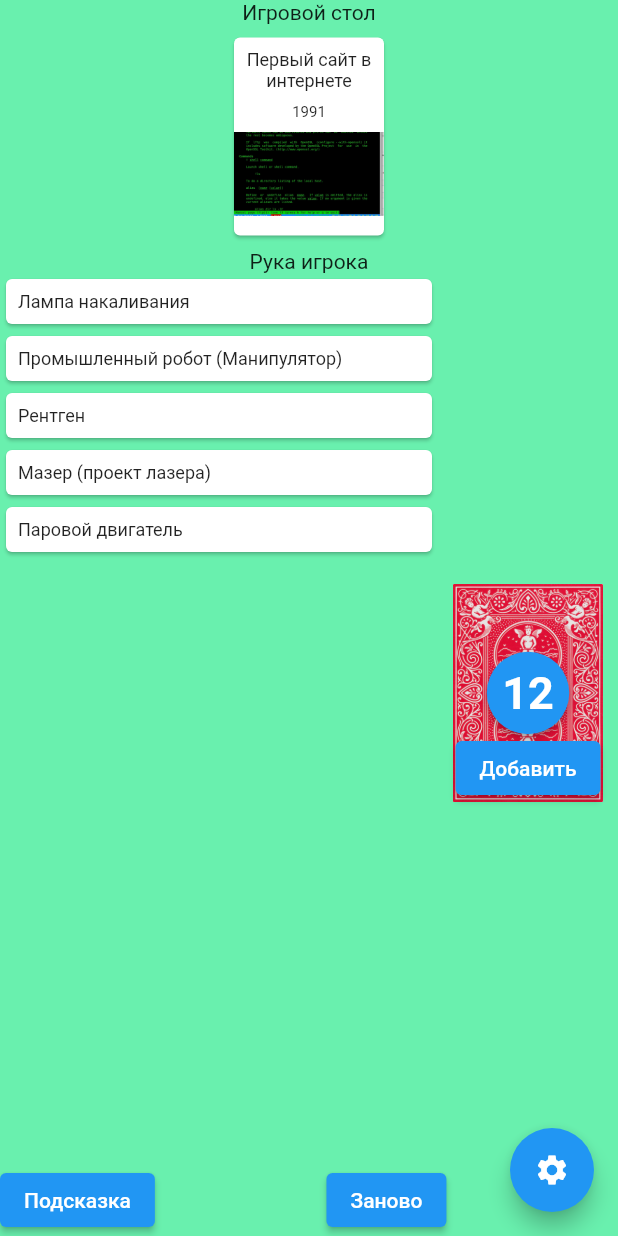
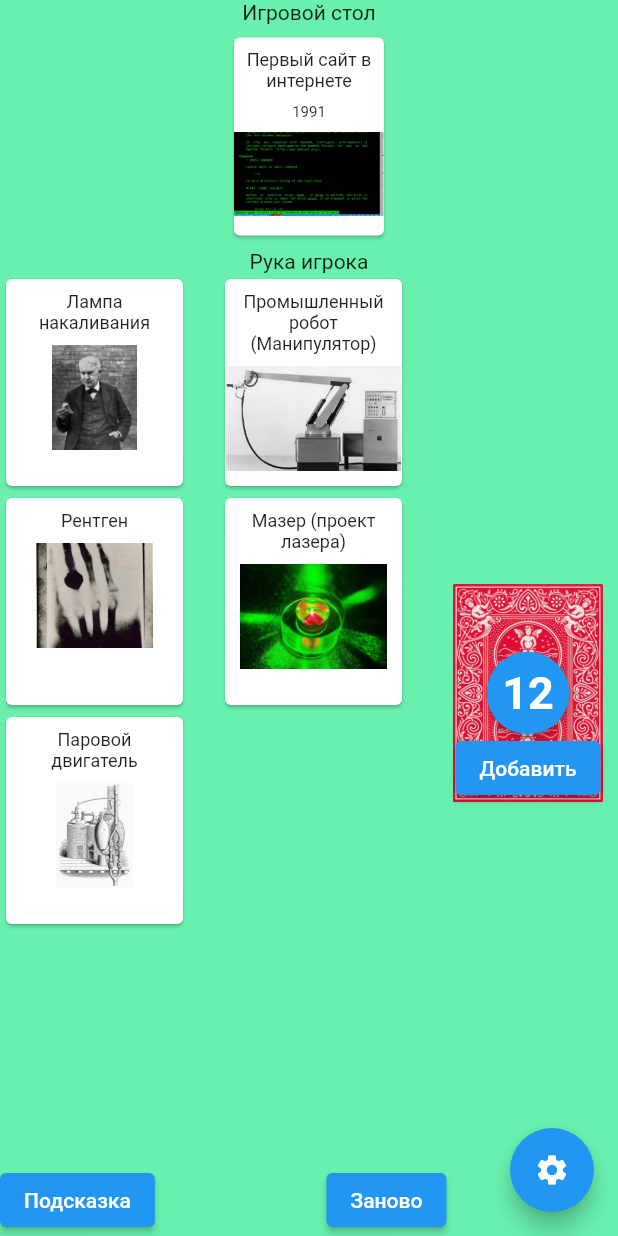
Before and after one commit to Emerald2014/timeline, a Flutter app: the screen it shows after launch, on a phone screen of 412 x 824 dp. Run offline on Flutter 3.47's test engine with Material 2 defaults, Android fonts, the phone set to English and light mode, and no system bars.

Commit message:
Исправил вид карточек на руке. Сделал 2 столбца

```diff
--- a/lib/ui/game_screen.dart
+++ b/lib/ui/game_screen.dart
@@ -105,10 +105,17 @@ class _GameScreenState extends State<GameScreen> {
 //            list view separated will build a widget between 2 list items to act as a separator
                 Text("Рука игрока"),
                 Expanded(
-                    child: ListView.builder(
+                    child: Padding(
+                  padding: const EdgeInsets.fromLTRB(0, 0, 120, 0),
+                  child: GridView.builder(
                     itemBuilder: _buildListHandCard,
                     // separatorBuilder: _buildDragTargetsA,
                     itemCount: handCardList.length,
+                    gridDelegate:
+                        const SliverGridDelegateWithFixedCrossAxisCount(
+                      crossAxisCount: 2,
+                    ),
+                  ),
                 )),
                 Row(
                   mainAxisAlignment: MainAxisAlignment.spaceBetween,
@@ -206,22 +213,33 @@ class _GameScreenState extends State<GameScreen> {
       feedback: Card(
         child: SizedBox(
           width: 100,
-          child: Padding(
+          child: SingleChildScrollView(
+            child: Column(
+              children: [
+                Padding(
                   padding: const EdgeInsets.all(8.0),
                   child: Text(
                     handCard.name,
                     style: TextStyle(fontSize: 12),
+                    textAlign: TextAlign.center,
+                  ),
+                ),
+                Image.asset(
+                  handCard.image,
+                  height: 70,
+                )
+              ],
             ),
           ),
         ),
       ),
       childWhenDragging: Container(
         color: Colors.grey,
-        width: 40,
-        height: 40,
+        width: 50,
+        height: 120,
       ),
       child: Padding(
-        padding: const EdgeInsets.fromLTRB(0, 0, 120, 0),
+        padding: const EdgeInsets.fromLTRB(0, 0, 20, 0),
         child: GestureDetector(
           onTap: () {
             if (isVisibleCardPreview) {
@@ -235,6 +253,27 @@ class _GameScreenState extends State<GameScreen> {
           },
           child: Card(
             child: SizedBox(
+              width: 100,
+              child: SingleChildScrollView(
+                child: Column(
+                  children: [
+                    Padding(
+                      padding: const EdgeInsets.all(8.0),
+                      child: Text(
+                        handCard.name,
+                        style: TextStyle(fontSize: 12),
+                        textAlign: TextAlign.center,
+                      ),
+                    ),
+                    Image.asset(
+                      handCard.image,
+                      height: 70,
+                    )
+                  ],
+                ),
+              ),
+            ),
+/*            child: SizedBox(
               width: 100,
               child: Padding(
                 padding: const EdgeInsets.all(8.0),
@@ -255,7 +294,7 @@ class _GameScreenState extends State<GameScreen> {
                   ],
                 ),
               ),
-            ),
+            ),*/
           ),
         ),
       ),
```
Lines whose indentation alone changed are shown as unchanged.
